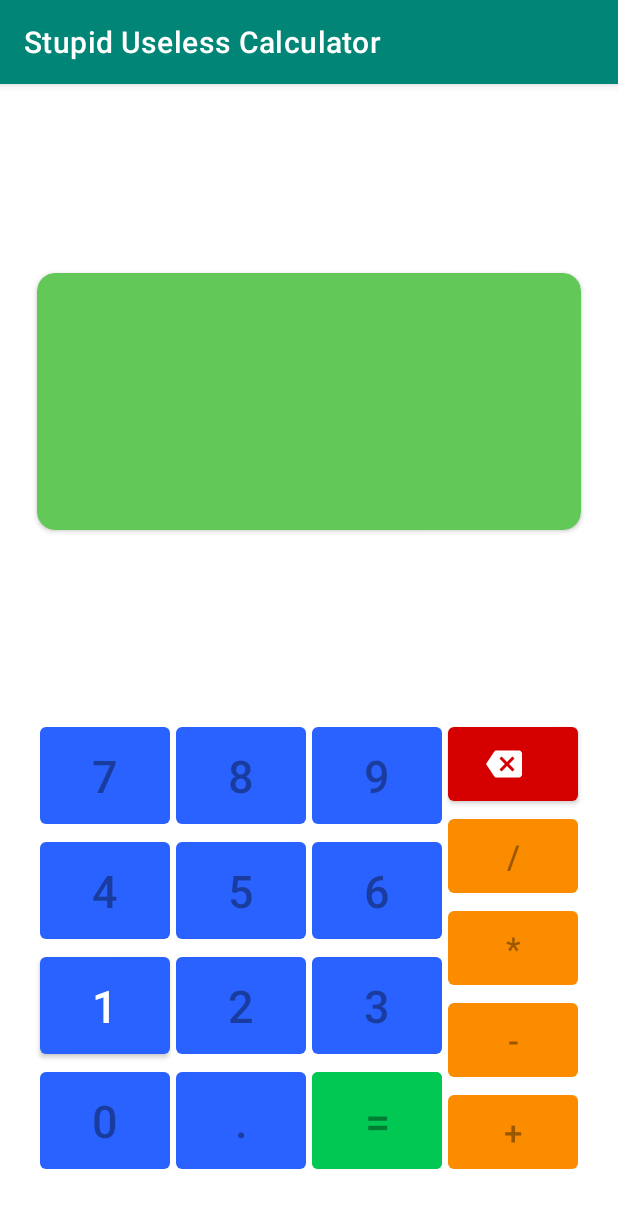
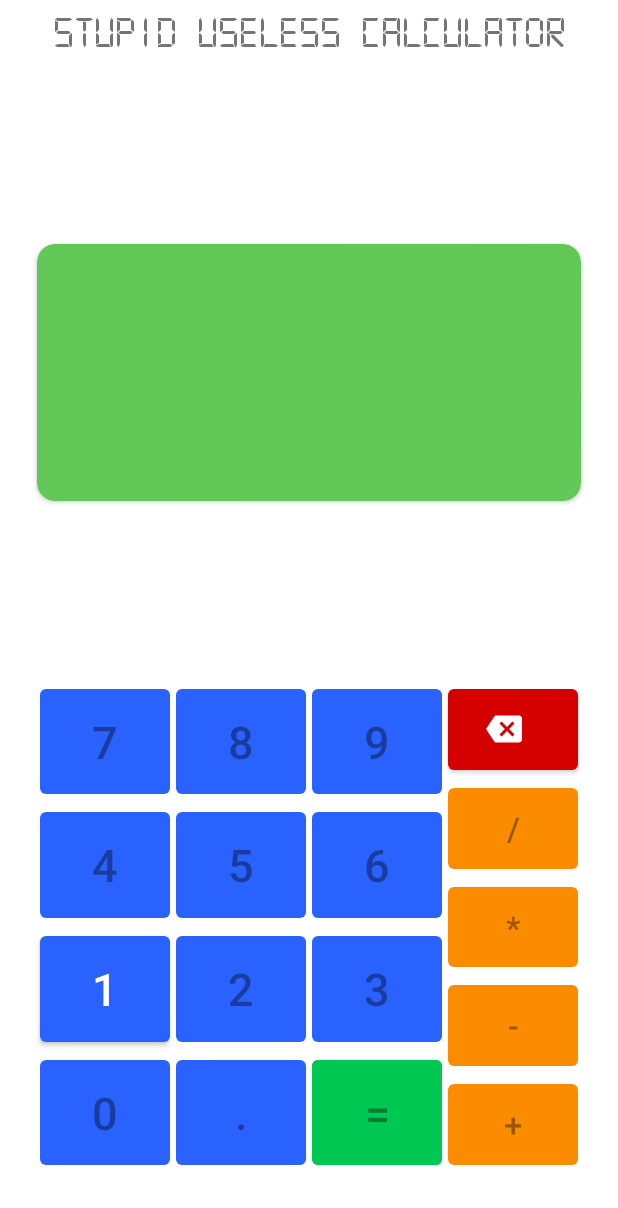
Before and after one commit to kunotatemaki/Stupid_Useless_Calculator, an Android app: the screen it shows after launch (MainActivity), on a phone screen of 412 x 824 dp. Shown: the top 1208 px of the screen. Run offline under Robolectric (Android 15) with nearby library versions, the phone set to English and light mode, and no system bars; our stand-ins replace AdMob, Dagger/Hilt's generated code, Timber, data binding.

Commit message:
fix navigation

```diff
--- a/app/src/main/java/com/rukiasoft/stupiduselesscalculator/MainActivity.kt
+++ b/app/src/main/java/com/rukiasoft/stupiduselesscalculator/MainActivity.kt
@@ -3,11 +3,8 @@ package com.rukiasoft.stupiduselesscalculator
 import android.os.Bundle
 import androidx.databinding.DataBindingUtil
 import com.google.android.gms.ads.AdRequest
-import com.google.android.gms.ads.AdView
 import com.rukiasoft.stupiduselesscalculator.databinding.MainActivityBinding
-import com.rukiasoft.stupiduselesscalculator.ui.main.MainFragment
 import dagger.android.support.DaggerAppCompatActivity
-import kotlinx.android.synthetic.main.main_activity.view.*
 
 class MainActivity : DaggerAppCompatActivity() {
 
@@ -16,11 +13,7 @@ class MainActivity : DaggerAppCompatActivity() {
     override fun onCreate(savedInstanceState: Bundle?) {
         super.onCreate(savedInstanceState)
         binding = DataBindingUtil.setContentView(this, R.layout.main_activity)
-        if (savedInstanceState == null) {
-            supportFragmentManager.beginTransaction()
-                .replace(R.id.container, MainFragment.newInstance())
-                .commitNow()
-        }
+
         val adRequest = AdRequest.Builder()
             .addTestDevice(AdRequest.DEVICE_ID_EMULATOR)
             .build()
--- a/app/src/main/java/com/rukiasoft/stupiduselesscalculator/ui/main/MainFragment.kt
+++ b/app/src/main/java/com/rukiasoft/stupiduselesscalculator/ui/main/MainFragment.kt
@@ -13,9 +13,8 @@ import com.rukiasoft.stupiduselesscalculator.ui.common.BaseFragment
 class MainFragment : BaseFragment() {
 
     companion object {
-        private val SCREEN_TEXT_INPUT: String = "screen_text_input"
-        private val SCREEN_TEXT_RESULT: String = "screen_text_result"
-        fun newInstance() = MainFragment()
+        private const val SCREEN_TEXT_INPUT: String = "screen_text_input"
+        private const val SCREEN_TEXT_RESULT: String = "screen_text_result"
     }
 
     private lateinit var binding: MainFragmentBinding
@@ -47,7 +46,7 @@ class MainFragment : BaseFragment() {
 
         savedInstanceState?.let {
             if (it.containsKey(SCREEN_TEXT_INPUT)) {
-                val input = it.getString(SCREEN_TEXT_INPUT)
+                val input = it.getString(SCREEN_TEXT_INPUT) ?: ""
                 binding.edtInput.text = input
                 activateRightButton(input)
             }
@@ -97,7 +96,7 @@ class MainFragment : BaseFragment() {
         }
 
         binding.btnResult.setOnClickListener {
-            val result = viewModel.performOperation(binding.edtInput.text.toString())
+            val result = viewModel.performOperation(binding.edtInput.text.toString())?.toInt()
             binding.txtResult.text = result?.toString()
             binding.btnResult.isEnabled = false
             binding.btnNumber1.isEnabled = true
--- a/app/src/main/res/layout-land/main_fragment.xml
+++ b/app/src/main/res/layout-land/main_fragment.xml
@@ -8,6 +8,18 @@
             android:layout_width="match_parent"
             android:layout_height="match_parent"
             tools:context=".MainActivity">
+
+        <TextView android:layout_width="0dp" android:layout_height="wrap_content"
+                  android:id="@+id/title"
+                  android:text="@string/app_name"
+                  app:layout_constraintTop_toTopOf="parent"
+                  app:layout_constraintStart_toStartOf="parent"
+                  app:layout_constraintEnd_toEndOf="parent"
+                  android:fontFamily="@font/digital"
+                  android:textSize="30sp"
+                  android:layout_marginTop="8dp"
+                  android:textAlignment="center"
+        />
 
 
         <androidx.cardview.widget.CardView
--- a/app/src/main/res/layout/main_fragment.xml
+++ b/app/src/main/res/layout/main_fragment.xml
@@ -7,14 +7,26 @@
             android:layout_height="match_parent"
             tools:context=".MainActivity">
 
+        <TextView android:layout_width="0dp" android:layout_height="wrap_content"
+                  android:id="@+id/title"
+                  android:text="@string/app_name"
+                  app:layout_constraintTop_toTopOf="parent"
+                  app:layout_constraintStart_toStartOf="parent"
+                  app:layout_constraintEnd_toEndOf="parent"
+                  android:fontFamily="@font/digital"
+                  android:textSize="30sp"
+                  android:layout_marginTop="8dp"
+                  android:textAlignment="center"
+                  />
         <androidx.cardview.widget.CardView
                 android:layout_width="0dp"
                 android:layout_height="wrap_content"
                 android:backgroundTint="@color/colorScreen"
                 app:cardCornerRadius="12dp"
+                android:layout_marginTop="8dp"
                 app:layout_constraintStart_toEndOf="@id/guideline_vertical_1"
                 app:layout_constraintEnd_toStartOf="@id/guideline_vertical_5"
-                app:layout_constraintTop_toTopOf="parent"
+                app:layout_constraintTop_toBottomOf="@id/title"
                 app:layout_constraintBottom_toTopOf="@id/guideline_horizontal_5"
 
         >
--- a/app/src/main/res/values/styles.xml
+++ b/app/src/main/res/values/styles.xml
@@ -1,15 +1,13 @@
 <resources>
 
     <!-- Base application theme. -->
-    <style name="AppTheme" parent="Theme.MaterialComponents.DayNight.DarkActionBar">
-        <!--    <style name="AppTheme" parent="Theme.AppCompat.Light.NoActionBar">-->
+    <style name="AppTheme" parent="Theme.MaterialComponents.DayNight.NoActionBar">
         <!-- Customize your theme here. -->
         <item name="colorPrimary">@color/colorPrimary</item>
         <item name="colorPrimaryDark">@color/colorPrimaryDark</item>
         <item name="colorAccent">@color/colorAccent</item>
     </style>
     <style name="CalculatorButtonBig" parent="Widget.MaterialComponents.Button">
-        <!--    <style name="CalculatorButton" parent="TextAppearance.AppCompat.Button">-->
         <item name="android:layout_marginStart">2dp</item>
         <item name="android:layout_marginEnd">2dp</item>
         <item name="android:enabled">false</item>
@@ -19,7 +17,6 @@
         <item name="backgroundTint">@color/colorNumbers</item>
     </style>
     <style name="CalculatorButtonIcon" parent="Widget.MaterialComponents.Button.Icon">
-        <!--    <style name="CalculatorButton" parent="TextAppearance.AppCompat.Button">-->
         <item name="android:layout_marginStart">2dp</item>
         <item name="android:layout_marginEnd">2dp</item>
         <item name="android:enabled">false</item>
```
